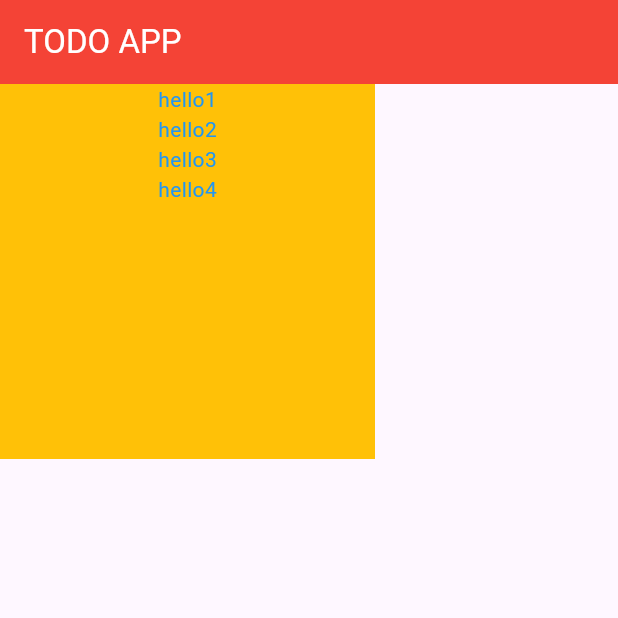
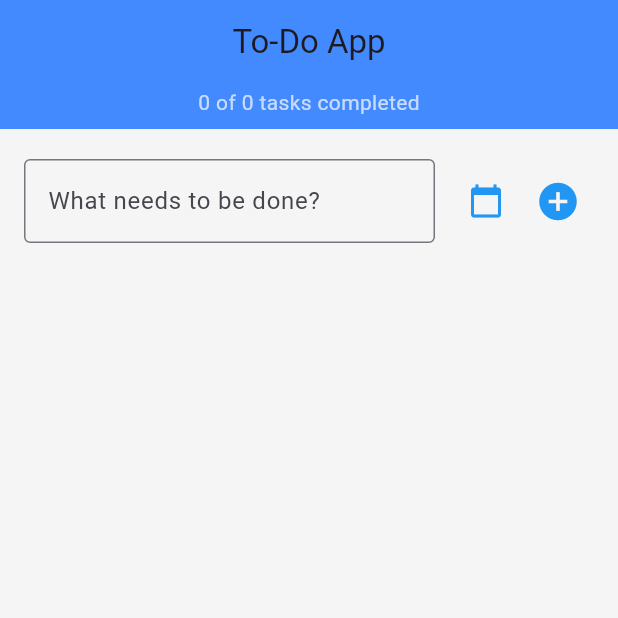
Before and after one commit to denushiya/todo_app, a Flutter app: the screen it shows after launch, on a phone screen of 412 x 824 dp, the top half of it. Run offline on Flutter 3.47's test engine with Material 3 defaults, Android fonts, the phone set to English and light mode, and no system bars.

Commit message:
Update main.dart

```diff
--- a/lib/main.dart
+++ b/lib/main.dart
@@ -1,55 +1,216 @@
-import 'package:flutter/cupertino.dart';
 import 'package:flutter/material.dart';
 
-void main(){
-  runApp(HelloWorld());
+void main() {
+  runApp(const TodoApp());
 }
 
-class HelloWorld extends StatelessWidget {
-  const HelloWorld();
+class TodoApp extends StatelessWidget {
+  const TodoApp({super.key});
 
   @override
-  Widget build(BuildContext ctx) {
-    TextStyle commonStyle = TextStyle(color: Colors.blue);
+  Widget build(BuildContext context) {
+    return const MaterialApp(
+      title: 'To-Do App',
+      debugShowCheckedModeBanner: false,
+      home: TodoHomePage(),
+    );
+  }
+}
 
-    Widget getText(String val) {
-      return Text(val, style: commonStyle);
+class TodoHomePage extends StatefulWidget {
+  const TodoHomePage({super.key});
+
+  @override
+  State<TodoHomePage> createState() => _TodoHomePageState();
+}
+
+class _TodoHomePageState extends State<TodoHomePage> {
+  final TextEditingController _taskController = TextEditingController();
+  final List<Map<String, dynamic>> _tasks = [];
+  DateTime? _selectedDate;
+
+  int? _editIndex;
+
+  void _addOrUpdateTask() {
+    final taskText = _taskController.text.trim();
+    if (taskText.isEmpty || _selectedDate == null) return;
+
+    setState(() {
+      if (_editIndex == null) {
+        // Add mode
+        _tasks.add({
+          'title': taskText,
+          'completed': false,
+          'date': _selectedDate,
+        });
+      } else {
+        // Update mode
+        _tasks[_editIndex!] = {
+          'title': taskText,
+          'completed': false,
+          'date': _selectedDate,
+        };
+        _editIndex = null;
+      }
+
+      _taskController.clear();
+      _selectedDate = null;
+    });
+  }
+
+  void _toggleTaskCompletion(int index) {
+    setState(() {
+      _tasks[index]['completed'] = !_tasks[index]['completed'];
+    });
+  }
+
+  void _deleteTask(int index) {
+    setState(() {
+      _tasks.removeAt(index);
+    });
+  }
+
+  void _editTask(int index) {
+    setState(() {
+      _taskController.text = _tasks[index]['title'];
+      _selectedDate = _tasks[index]['date'];
+      _editIndex = index;
+    });
+  }
+
+  Future<void> _pickDate() async {
+    final picked = await showDatePicker(
+      context: context,
+      initialDate: _selectedDate ?? DateTime.now(),
+      firstDate: DateTime(2020),
+      lastDate: DateTime(2100),
+    );
+
+    if (picked != null) {
+      setState(() {
+        _selectedDate = picked;
+      });
     }
+  }
 
-    // app
-    return MaterialApp(
-      // screen
-      home:Scaffold(
-        appBar: AppBar(
-          backgroundColor: Colors.red,
-          title: Text("TODO APP", style: TextStyle(color: Colors.white)),
-          //centerTitle: false,
+  @override
+  Widget build(BuildContext context) {
+    final completedTasks = _tasks.where((t) => t['completed']).length;
+
+    return Scaffold(
+      backgroundColor: Colors.grey[100],
+      appBar: AppBar(
+        title: const Text('To-Do App'),
+        centerTitle: true,
+        backgroundColor: Colors.blueAccent,
+        elevation: 0,
+        bottom: PreferredSize(
+          preferredSize: const Size.fromHeight(30),
+          child: Padding(
+            padding: const EdgeInsets.only(bottom: 8),
+            child: Text(
+              "$completedTasks of ${_tasks.length} tasks completed",
+              style: const TextStyle(color: Colors.white70, fontSize: 14),
+            ),
+          ),
         ),
-        body: Row(
-          children: [
-            //Text("hello world!!!",style:commonStyle),
-            //Text("hello guys!!!",style: commonStyle),
-            //getText("hello1"),
-            //SizedBox(width: 50),
-            //getText("hello2"),
-            //SizedBox(height: 50),
-            Container(
-              //margin: EdgeInsets.fromLTRB(20, 30, 40, 50),
-              //padding: EdgeInsets.fromLTRB(100, 50, 0, 0),
-              width: 250,
-              height: 250,
-              color: Colors.amber,
-              child:  Column(
+      ),
+      body: Column(
+        children: [
+          Padding(
+            padding: const EdgeInsets.fromLTRB(16, 20, 16, 10),
+            child: Row(
+              children: [
+                Expanded(
+                  child: TextField(
+                    controller: _taskController,
+                    decoration: const InputDecoration(
+                      hintText: 'What needs to be done?',
+                      border: OutlineInputBorder(),
+                    ),
+                  ),
+                ),
+                const SizedBox(width: 10),
+                IconButton(
+                  icon: const Icon(Icons.calendar_today, color: Colors.blue),
+                  onPressed: _pickDate,
+                ),
+                IconButton(
+                  icon: Icon(
+                    _editIndex == null ? Icons.add_circle : Icons.update,
+                    color: Colors.blue,
+                    size: 30,
+                  ),
+                  onPressed: _addOrUpdateTask,
+                ),
+              ],
+            ),
+          ),
+          if (_selectedDate != null)
+            Padding(
+              padding: const EdgeInsets.only(left: 20, bottom: 8),
+              child: Row(
                 children: [
-                  getText("hello1"),
-                  getText("hello2"),
-                  getText("hello3"),
-                  getText("hello4")
+                  const Icon(Icons.event, size: 18, color: Colors.blueGrey),
+                  const SizedBox(width: 6),
+                  Text(
+                    "${_selectedDate!.day}/${_selectedDate!.month}/${_selectedDate!.year}",
+                    style: const TextStyle(color: Colors.blueGrey),
+                  ),
                 ],
-              )
+              ),
             ),
-          ],
-        ),
+          Expanded(
+            child: ListView.builder(
+              itemCount: _tasks.length,
+              itemBuilder: (context, index) {
+                final task = _tasks[index];
+                return Padding(
+                  padding: const EdgeInsets.symmetric(horizontal: 16, vertical: 6),
+                  child: Card(
+                    shape: RoundedRectangleBorder(borderRadius: BorderRadius.circular(12)),
+                    elevation: 2,
+                    child: ListTile(
+                      leading: Checkbox(
+                        value: task['completed'],
+                        onChanged: (_) => _toggleTaskCompletion(index),
+                      ),
+                      title: Text(
+                        task['title'],
+                        style: TextStyle(
+                          decoration: task['completed'] ? TextDecoration.lineThrough : null,
+                        ),
+                      ),
+                      subtitle: Row(
+                        children: [
+                          const Icon(Icons.calendar_today, size: 16, color: Colors.grey),
+                          const SizedBox(width: 5),
+                          Text(
+                            "${task['date'].day}/${task['date'].month}/${task['date'].year}",
+                            style: const TextStyle(color: Colors.grey),
+                          ),
+                        ],
+                      ),
+                      trailing: Wrap(
+                        spacing: 8,
+                        children: [
+                          IconButton(
+                            icon: const Icon(Icons.edit, color: Colors.blueGrey),
+                            onPressed: () => _editTask(index),
+                          ),
+                          IconButton(
+                            icon: const Icon(Icons.delete, color: Colors.red),
+                            onPressed: () => _deleteTask(index),
+                          ),
+                        ],
+                      ),
+                    ),
+                  ),
+                );
+              },
+            ),
+          ),
+        ],
       ),
     );
   }
```
